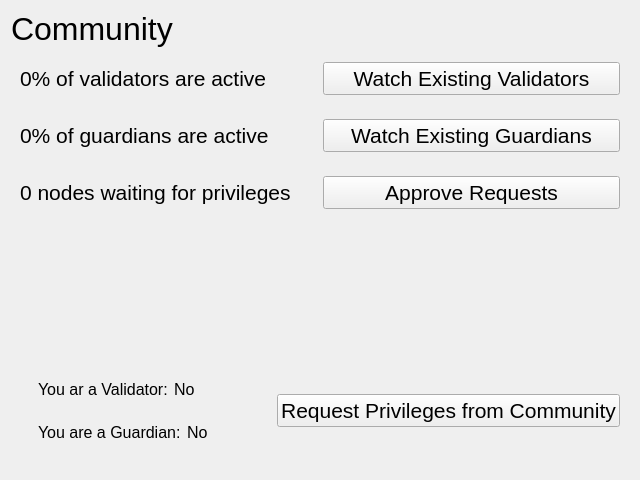
First picture: the form in app/ui/community.ui, repository coblo/gui-demo, before the edit.
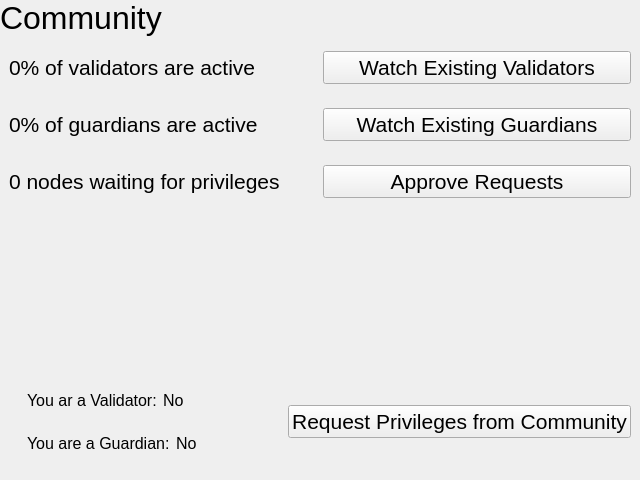
Second picture: the form after the edit.

Patch:
```diff
--- a/app/ui/community.ui
+++ b/app/ui/community.ui
@@ -22,6 +22,18 @@
    <string>Form</string>
   </property>
   <layout class="QVBoxLayout" name="layout_widget_community">
+   <property name="leftMargin">
+    <number>0</number>
+   </property>
+   <property name="topMargin">
+    <number>0</number>
+   </property>
+   <property name="rightMargin">
+    <number>0</number>
+   </property>
+   <property name="bottomMargin">
+    <number>0</number>
+   </property>
    <item>
     <widget class="QLabel" name="label_heading_community">
      <property name="sizePolicy">
```
Left out of the diff: 2 changed lines with no effect on the pictures.
